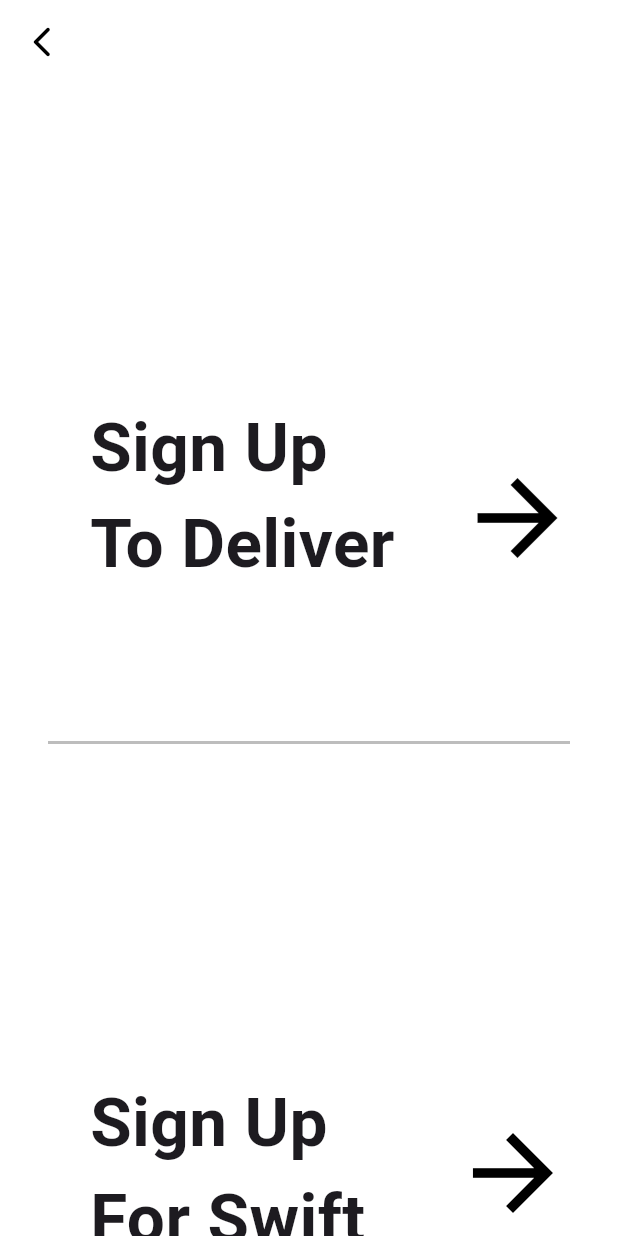
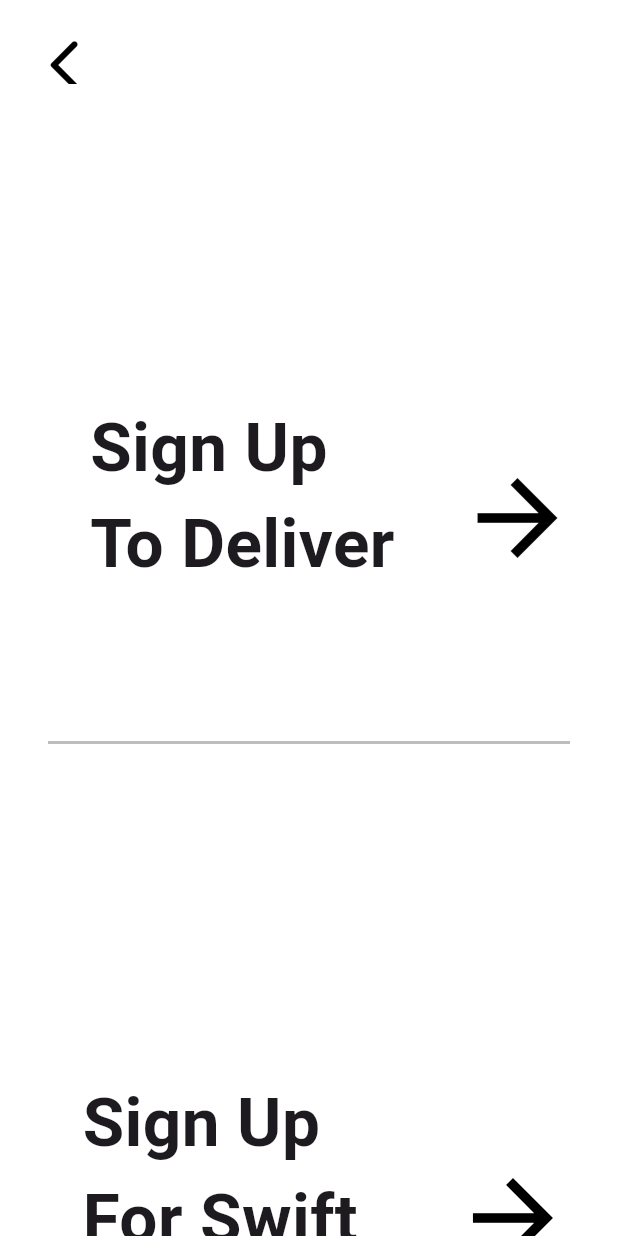
Before and after one commit to ameenakabir22/swiift-hq, a Flutter app: the MyTabletBody screen opened directly, on a phone screen of 412 x 824 dp. Run offline on Flutter 3.47's test engine with Material 3 defaults, Android fonts, the phone set to English and light mode, and no system bars; our stand-ins replace lottie, sizer, smooth_page_indicator.

Commit message:
i made some tiny adjustments  to the tablet app

```diff
--- a/lib/responsive/mobile_body.dart
+++ b/lib/responsive/mobile_body.dart
@@ -94,7 +94,7 @@ class _MyMobileBodyState extends State<MyMobileBody> {
                     ),
                     SizedBox(width: 10),
                     Padding(
-                      padding: const EdgeInsets.only(top: 20.0, right: 10),
+                      padding: const EdgeInsets.only(top: 70.0, right: 9),
                       child: Icon(
                         Icons.arrow_forward,
                         color: Colors.black,
--- a/lib/responsive/tablet_body.dart
+++ b/lib/responsive/tablet_body.dart
@@ -18,9 +18,13 @@ class _MyTabletBodyState extends State<MyTabletBody> {
         backgroundColor: Colors.white,
         elevation: 0,
         leading: IconButton(
-          icon: Icon(
-            Icons.arrow_back_ios_new_rounded,
-            color: Colors.black,
+          icon: Padding(
+            padding: const EdgeInsets.only(left: 15.0, top: 15),
+            child: Icon(
+              Icons.arrow_back_ios_new_rounded,
+              color: Colors.black,
+              size: 40,
+            ),
           ),
           onPressed: () {
             // Navigate back to the previous page when the back arrow is pressed
@@ -83,7 +87,7 @@ class _MyTabletBodyState extends State<MyTabletBody> {
                   children: [
                     Expanded(
                       child: Padding(
-                        padding: const EdgeInsets.only(left: 60.0, top: 120),
+                        padding: const EdgeInsets.only(left: 55.0, top: 120),
                         child: Text(
                           'Sign Up For Swift Deliveries',
                           overflow: TextOverflow.clip,
@@ -94,7 +98,7 @@ class _MyTabletBodyState extends State<MyTabletBody> {
                     ),
                     SizedBox(width: 30),
                     Padding(
-                      padding: const EdgeInsets.only(top: 60.0, right: 30),
+                      padding: const EdgeInsets.only(top: 120.0, right: 30),
                       child: Icon(
                         Icons.arrow_forward,
                         color: Colors.black,
```
